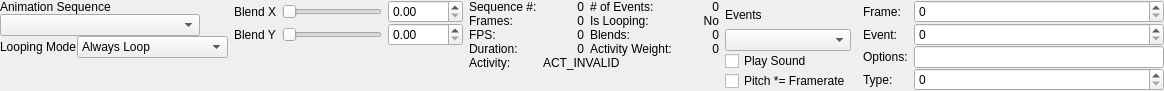
This is src/tools/hlam/ui/assets/studiomodel/dockpanels/StudioModelSequencesPanel.ui in SamVanheer/HalfLifeAssetManager as Qt 5 draws it before an edit. The edited form follows.
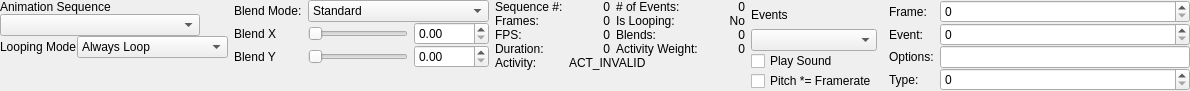
This is the edited form.

Commit message: Implement option to switch to Counter-Strike style sequence animation blending

```diff
--- a/src/tools/hlam/ui/assets/studiomodel/dockpanels/StudioModelSequencesPanel.ui
+++ b/src/tools/hlam/ui/assets/studiomodel/dockpanels/StudioModelSequencesPanel.ui
@@ -271,115 +271,32 @@
       <property name="verticalSpacing">
        <number>0</number>
       </property>
-      <item row="0" column="2">
-       <widget class="QDoubleSpinBox" name="BlendXSpinner">
-        <property name="sizePolicy">
-         <sizepolicy hsizetype="Fixed" vsizetype="Fixed">
-          <horstretch>0</horstretch>
-          <verstretch>0</verstretch>
-         </sizepolicy>
-        </property>
-        <property name="minimumSize">
-         <size>
-          <width>75</width>
-          <height>0</height>
-         </size>
-        </property>
-        <property name="maximumSize">
-         <size>
-          <width>75</width>
-          <height>16777215</height>
-         </size>
-        </property>
-       </widget>
-      </item>
-      <item row="1" column="0">
-       <widget class="QLabel" name="label_4">
-        <property name="text">
-         <string>Blend Y</string>
-        </property>
-       </widget>
-      </item>
-      <item row="1" column="2">
-       <widget class="QDoubleSpinBox" name="BlendYSpinner">
-        <property name="sizePolicy">
-         <sizepolicy hsizetype="Fixed" vsizetype="Fixed">
-          <horstretch>0</horstretch>
-          <verstretch>0</verstretch>
-         </sizepolicy>
-        </property>
-        <property name="minimumSize">
-         <size>
-          <width>75</width>
-          <height>0</height>
-         </size>
-        </property>
-        <property name="maximumSize">
-         <size>
-          <width>75</width>
-          <height>16777215</height>
-         </size>
-        </property>
-       </widget>
-      </item>
-      <item row="1" column="1">
-       <widget class="QSlider" name="BlendYSlider">
-        <property name="sizePolicy">
-         <sizepolicy hsizetype="Fixed" vsizetype="Fixed">
-          <horstretch>0</horstretch>
-          <verstretch>0</verstretch>
-         </sizepolicy>
-        </property>
-        <property name="minimumSize">
-         <size>
-          <width>100</width>
-          <height>0</height>
-         </size>
-        </property>
-        <property name="maximumSize">
-         <size>
-          <width>100</width>
-          <height>16777215</height>
-         </size>
-        </property>
-        <property name="orientation">
-         <enum>Qt::Horizontal</enum>
-        </property>
-       </widget>
-      </item>
-      <item row="0" column="0">
-       <widget class="QLabel" name="label_3">
-        <property name="text">
-         <string>Blend X</string>
-        </property>
-       </widget>
-      </item>
-      <item row="0" column="1">
-       <widget class="QSlider" name="BlendXSlider">
-        <property name="sizePolicy">
-         <sizepolicy hsizetype="Fixed" vsizetype="Fixed">
-          <horstretch>0</horstretch>
-          <verstretch>0</verstretch>
-         </sizepolicy>
-        </property>
-        <property name="minimumSize">
-         <size>
-          <width>100</width>
-          <height>0</height>
-         </size>
-        </property>
-        <property name="maximumSize">
-         <size>
-          <width>100</width>
-          <height>16777215</height>
-         </size>
-        </property>
-        <property name="orientation">
-         <enum>Qt::Horizontal</enum>
-        </property>
-       </widget>
-      </item>
       <item row="2" column="1">
+       <widget class="QSlider" name="BlendXSlider">
+        <property name="sizePolicy">
+         <sizepolicy hsizetype="Fixed" vsizetype="Fixed">
+          <horstretch>0</horstretch>
+          <verstretch>0</verstretch>
+         </sizepolicy>
+        </property>
+        <property name="minimumSize">
+         <size>
+          <width>100</width>
+          <height>0</height>
+         </size>
+        </property>
+        <property name="maximumSize">
+         <size>
+          <width>100</width>
+          <height>16777215</height>
+         </size>
+        </property>
+        <property name="orientation">
+         <enum>Qt::Horizontal</enum>
+        </property>
+       </widget>
+      </item>
+      <item row="4" column="1">
        <spacer name="verticalSpacer_3">
         <property name="orientation">
          <enum>Qt::Vertical</enum>
@@ -392,6 +309,110 @@
         </property>
        </spacer>
       </item>
+      <item row="2" column="0">
+       <widget class="QLabel" name="label_3">
+        <property name="text">
+         <string>Blend X</string>
+        </property>
+       </widget>
+      </item>
+      <item row="2" column="2">
+       <widget class="QDoubleSpinBox" name="BlendXSpinner">
+        <property name="sizePolicy">
+         <sizepolicy hsizetype="Fixed" vsizetype="Fixed">
+          <horstretch>0</horstretch>
+          <verstretch>0</verstretch>
+         </sizepolicy>
+        </property>
+        <property name="minimumSize">
+         <size>
+          <width>75</width>
+          <height>0</height>
+         </size>
+        </property>
+        <property name="maximumSize">
+         <size>
+          <width>75</width>
+          <height>16777215</height>
+         </size>
+        </property>
+       </widget>
+      </item>
+      <item row="3" column="2">
+       <widget class="QDoubleSpinBox" name="BlendYSpinner">
+        <property name="sizePolicy">
+         <sizepolicy hsizetype="Fixed" vsizetype="Fixed">
+          <horstretch>0</horstretch>
+          <verstretch>0</verstretch>
+         </sizepolicy>
+        </property>
+        <property name="minimumSize">
+         <size>
+          <width>75</width>
+          <height>0</height>
+         </size>
+        </property>
+        <property name="maximumSize">
+         <size>
+          <width>75</width>
+          <height>16777215</height>
+         </size>
+        </property>
+       </widget>
+      </item>
+      <item row="3" column="0">
+       <widget class="QLabel" name="label_4">
+        <property name="text">
+         <string>Blend Y</string>
+        </property>
+       </widget>
+      </item>
+      <item row="3" column="1">
+       <widget class="QSlider" name="BlendYSlider">
+        <property name="sizePolicy">
+         <sizepolicy hsizetype="Fixed" vsizetype="Fixed">
+          <horstretch>0</horstretch>
+          <verstretch>0</verstretch>
+         </sizepolicy>
+        </property>
+        <property name="minimumSize">
+         <size>
+          <width>100</width>
+          <height>0</height>
+         </size>
+        </property>
+        <property name="maximumSize">
+         <size>
+          <width>100</width>
+          <height>16777215</height>
+         </size>
+        </property>
+        <property name="orientation">
+         <enum>Qt::Horizontal</enum>
+        </property>
+       </widget>
+      </item>
+      <item row="1" column="1" colspan="2">
+       <widget class="QComboBox" name="BlendMode">
+        <item>
+         <property name="text">
+          <string>Standard</string>
+         </property>
+        </item>
+        <item>
+         <property name="text">
+          <string>Counter-Strike</string>
+         </property>
+        </item>
+       </widget>
+      </item>
+      <item row="1" column="0">
+       <widget class="QLabel" name="label_16">
+        <property name="text">
+         <string>Blend Mode:</string>
+        </property>
+       </widget>
+      </item>
      </layout>
     </widget>
    </item>
```
The commit also changes 5 other files.
